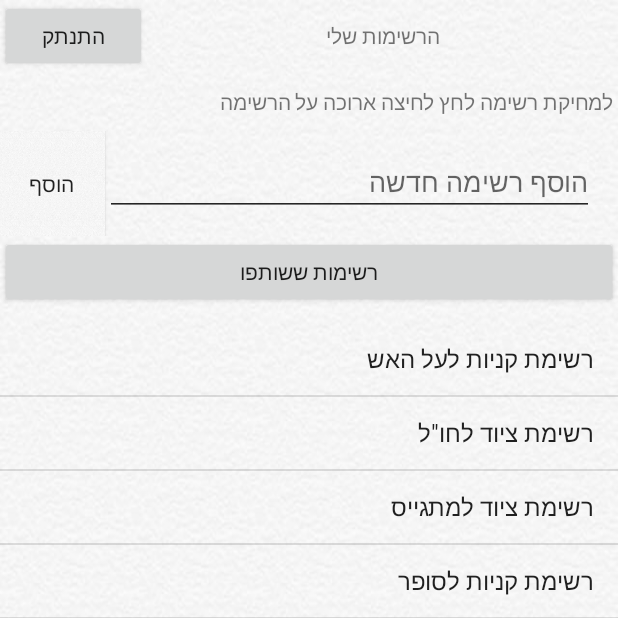
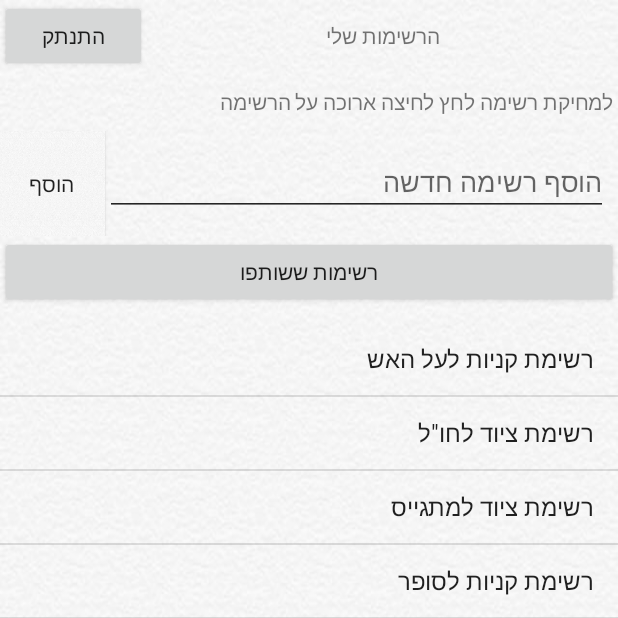
Before and after one commit to shlomiasraf/RememberList, an Android app: the screen it shows after launch once a user with an empty profile is signed in (MyListsActivity), on a phone screen of 412 x 824 dp, the top half of it. Run offline under Robolectric (Android 15) with nearby library versions, the phone set to English and light mode, and no system bars; our stand-ins replace Firebase (no records; nobody signed in at launch, a user with empty details on screens opened directly).

Commit message:
Add files via upload

```diff
--- a/app/src/main/res/layout/activity_mylists.xml
+++ b/app/src/main/res/layout/activity_mylists.xml
@@ -58,7 +58,7 @@
 
         <EditText
             android:id="@+id/editText"
-            android:layout_width="match_parent"
+            android:layout_width="335dp"
             android:layout_height="wrap_content"
             android:layout_marginRight="@dimen/fab_margin"
             android:backgroundTint="#d8000000"
```
Also changed, not shown: app/src/main/res/layout/activity_loading.xml (line endings or trailing spaces), app/src/main/res/layout/activity_login.xml (line endings or trailing spaces), app/src/main/res/layout/activity_sharedlistsproducts.xml (line endings or trailing spaces).
